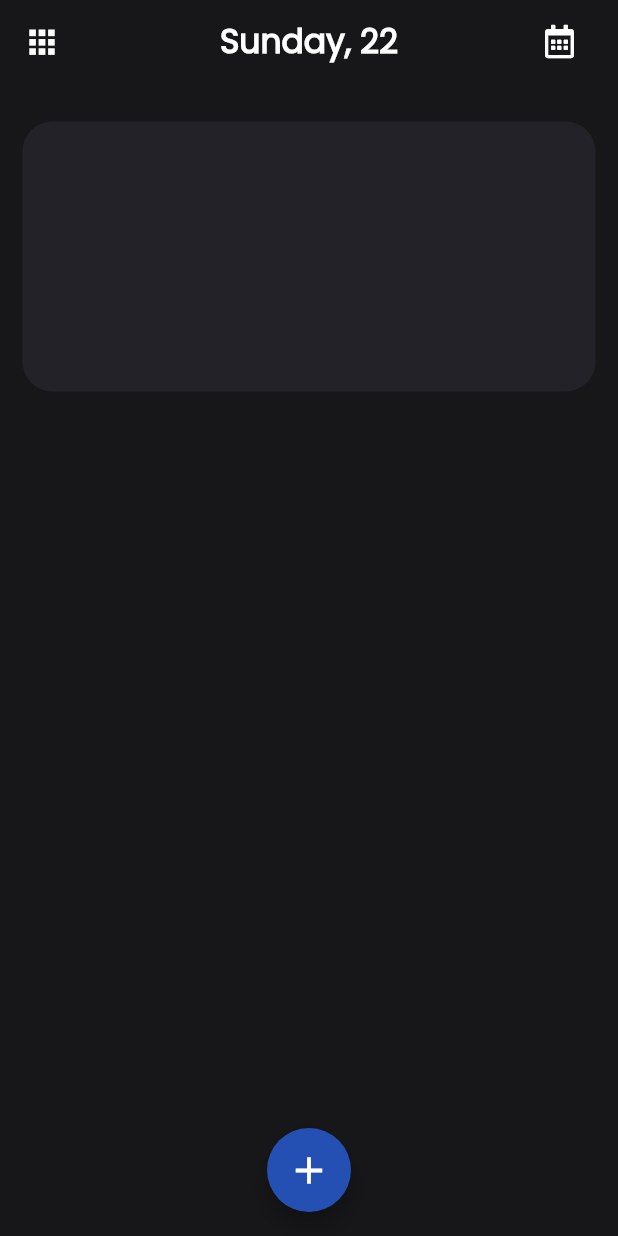
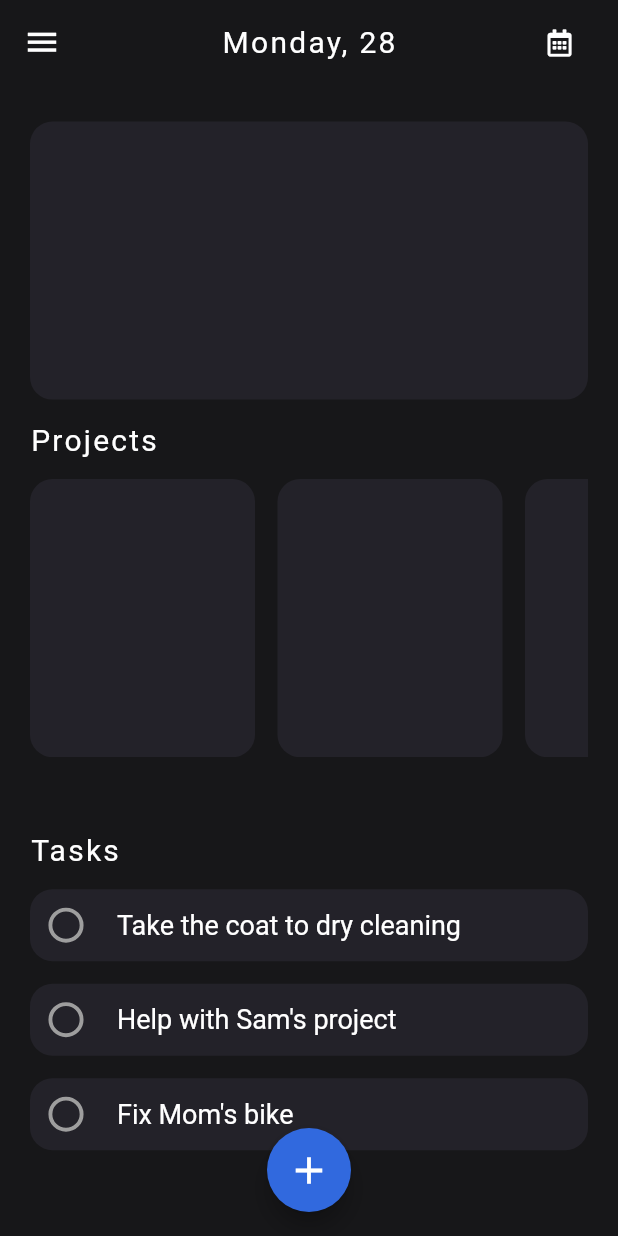
Before and after one commit to Nathaniel-Akubuo/task_manager, a Flutter app: the Home screen opened by its route, on a phone screen of 412 x 824 dp. Run offline on Flutter 3.47's test engine with Material 2 defaults, Android fonts, the phone set to English and light mode, and no system bars; our stand-ins replace firebase_auth, firebase_core, font_awesome_flutter, google_sign_in, shared_preferences, stacked and 1 more; accounts and stored records are empty; Roboto replaces fonts that are missing (Agipo).

Commit message:
initial commit

```diff
--- a/lib/constants/colors.dart
+++ b/lib/constants/colors.dart
@@ -1,8 +1,9 @@
 import 'package:flutter/material.dart';
 
-var orange = Color(0xffC8230F);
-var teal = Color(0xff1CBAC2);
-var blue = Color(0xff2350B2);
+var orange = Color(0xffF87247);
+var teal = Color(0xff64F1F4);
+var blue = Color(0xff3169DE);
 var darkBlue = Color(0xff0A1965);
 var grey = Color(0xff232229);
+var lighterGrey = Color(0xff4E4446);
 var backgroundColor = Color(0xff171719);
--- a/lib/constants/styles.dart
+++ b/lib/constants/styles.dart
@@ -1,6 +1,6 @@
 import 'package:flutter/material.dart';
 
-const kPadding = EdgeInsets.symmetric(horizontal: 15);
+const kPadding = EdgeInsets.symmetric(horizontal: 20);
 
 const kDoneTaskStyle = TextStyle(
     fontSize: 16,
@@ -14,11 +14,8 @@ const kPoppins = TextStyle(
     fontSize: 18,
     color: Colors.white);
 
-const kConsolas = TextStyle(
-    fontSize: 18,
-    fontWeight: FontWeight.bold,
-    fontFamily: 'Consolas',
-    color: Colors.white);
+const kAgipo =
+    TextStyle(fontSize: 18, fontFamily: 'Agipo', color: Colors.white);
 
 const kSegoe = TextStyle(
   fontWeight: FontWeight.bold,
@@ -26,3 +23,15 @@ const kSegoe = TextStyle(
   fontFamily: 'Segoe',
   color: Colors.white,
 );
+
+const kRoboto = TextStyle(
+    fontWeight: FontWeight.bold,
+    fontFamily: 'Roboto',
+    fontSize: 18,
+    color: Colors.white);
+
+const kSeconda = TextStyle(
+    fontWeight: FontWeight.bold,
+    fontFamily: 'Seconda',
+    fontSize: 18,
+    color: Colors.white);
--- a/lib/main.dart
+++ b/lib/main.dart
@@ -26,7 +26,8 @@ void main() async {
   isAuthenticated = preferences!.getBool('isAuthenticated');
   preferences!.setBool('isFirstRun', false);
   SystemChrome.setSystemUIOverlayStyle(SystemUiOverlayStyle(
-      statusBarColor: backgroundColor, statusBarIconBrightness: Brightness.light));
+      statusBarColor: backgroundColor,
+      statusBarIconBrightness: Brightness.light));
   runApp(MyApp());
 }
 
@@ -44,8 +45,9 @@ class MyApp extends StatelessWidget {
           navigatorKey: StackedService.navigatorKey,
           onGenerateRoute: StackedRouter().onGenerateRoute,
           theme: ThemeData(
+            scaffoldBackgroundColor: backgroundColor,
             canvasColor: backgroundColor,
-            unselectedWidgetColor: blue,
+            unselectedWidgetColor: Colors.grey,
             checkboxTheme: CheckboxThemeData(shape: CircleBorder()),
             appBarTheme: AppBarTheme(
               backgroundColor: Colors.transparent,
--- a/lib/ui/home/home.dart
+++ b/lib/ui/home/home.dart
@@ -6,12 +6,12 @@ import 'package:task_manager/constants/colors.dart';
 import 'package:task_manager/constants/styles.dart';
 import 'package:task_manager/constants/ui_helpers.dart';
 import 'package:task_manager/services/authentication.dart';
+import 'package:task_manager/widgets/project_bubble.dart';
+import 'package:task_manager/widgets/to_do_bubble.dart';
 
 import 'home_view_model.dart';
 
 class Home extends StatelessWidget {
-  final scaffoldKey = GlobalKey<ScaffoldState>();
-
   @override
   Widget build(BuildContext context) {
     var auth = Provider.of<Authentication>(context, listen: false);
@@ -19,7 +19,80 @@ class Home extends StatelessWidget {
     return ViewModelBuilder<HomeViewModel>.reactive(
         builder: (context, model, child) => SafeArea(
               child: Scaffold(
-                key: model.scaffoldKey,
+                appBar: AppBar(
+                  title: Text(
+                    'Monday, 28',
+                    style: kAgipo.copyWith(fontSize: 20, letterSpacing: 1.5),
+                  ),
+                  actions: [
+                    Center(
+                      child: IconButton(
+                          icon: Icon(FontAwesomeIcons.calendarAlt, size: 18),
+                          onPressed: () => auth.logout(context)),
+                    ),
+                    horizontalSpaceRegular
+                  ],
+                ),
+                drawer: Drawer(),
+                body: SingleChildScrollView(
+                  physics: BouncingScrollPhysics(),
+                  padding: kPadding,
+                  child: Column(
+                    crossAxisAlignment: CrossAxisAlignment.start,
+                    children: [
+                      verticalSpaceMedium,
+                      Container(
+                        height: _mediaQuery.height * 0.225,
+                        width: double.infinity,
+                        decoration: BoxDecoration(
+                            color: grey,
+                            borderRadius: BorderRadius.circular(15)),
+                      ),
+                      verticalSpaceRegular,
+                      Text('Projects',
+                          style: kAgipo.copyWith(
+                              fontSize: 20, letterSpacing: 1.5)),
+                      verticalSpaceRegular,
+                      Container(
+                        height: _mediaQuery.height * 0.225,
+                        child: ListView.builder(
+                          physics: BouncingScrollPhysics(),
+                          scrollDirection: Axis.horizontal,
+                          itemBuilder: (context, index) => ProjectBubble(),
+                          itemCount: 10,
+                        ),
+                      ),
+                      verticalSpaceLarge,
+                      Text('Tasks',
+                          style: kAgipo.copyWith(
+                              fontSize: 20, letterSpacing: 1.5)),
+                      verticalSpaceRegular,
+                      ToDoBubble(
+                          title: 'Take the coat to dry cleaning',
+                          onChecked: (v) {},
+                          onDismissed: (d) {},
+                          keyValue: 'keyValue',
+                          onTap: () {},
+                          isDone: false),
+                      ToDoBubble(
+                          title: "Help with Sam's project",
+                          onChecked: (v) {},
+                          onDismissed: (d) {},
+                          keyValue: 'keyValue',
+                          onTap: () {},
+                          isDone: false),
+                      ToDoBubble(
+                          title: "Fix Mom's bike",
+                          onChecked: (v) {},
+                          onDismissed: (d) {},
+                          keyValue: 'keyValue',
+                          onTap: () {},
+                          isDone: false),
+                      verticalSpaceLarge,
+                      verticalSpaceLarge,
+                    ],
+                  ),
+                ),
                 floatingActionButtonLocation:
                     FloatingActionButtonLocation.centerFloat,
                 floatingActionButton: FloatingActionButton(
@@ -27,42 +100,6 @@ class Home extends StatelessWidget {
                   backgroundColor: blue,
                   onPressed: () {},
                 ),
-                backgroundColor: backgroundColor,
-                drawer: Drawer(),
-                appBar: AppBar(
-                  leading: IconButton(
-                    icon: Icon(Icons.apps),
-                    onPressed: () => model.openDrawer(),
-                  ),
-                  title: Text(
-                    'Sunday, 22',
-                    style: kPoppins.copyWith(fontSize: 22),
-                  ),
-                  actions: [
-                    Center(
-                      child: IconButton(
-                          icon: Icon(FontAwesomeIcons.calendarAlt, size: 22),
-                          onPressed: () => auth.logout(context)),
-                    ),
-                    horizontalSpaceRegular
-                  ],
-                ),
-                body: SingleChildScrollView(
-                  physics: BouncingScrollPhysics(),
-                  padding: kPadding,
-                  child: Column(
-                    children: [
-                      verticalSpaceMedium,
-                      Container(
-                        height: 180,
-                        width: double.infinity,
-                        decoration: BoxDecoration(
-                            color: grey,
-                            borderRadius: BorderRadius.circular(20)),
-                      )
-                    ],
-                  ),
-                ),
               ),
             ),
         viewModelBuilder: () => HomeViewModel());
--- a/lib/ui/home/home_view_model.dart
+++ b/lib/ui/home/home_view_model.dart
@@ -1,9 +1,3 @@
-import 'package:flutter/cupertino.dart';
-import 'package:flutter/material.dart';
 import 'package:stacked/stacked.dart';
 
-class HomeViewModel extends BaseViewModel {
-  GlobalKey<ScaffoldState>? scaffoldKey = GlobalKey<ScaffoldState>();
-
-  openDrawer() => scaffoldKey?.currentState?.openDrawer();
-}
+class HomeViewModel extends BaseViewModel {}
--- /dev/null
+++ b/lib/widgets/project_bubble.dart
@@ -0,0 +1,18 @@
+import 'package:flutter/material.dart';
+import 'package:task_manager/constants/colors.dart';
+
+class ProjectBubble extends StatelessWidget {
+  @override
+  Widget build(BuildContext context) {
+    final _mediaQuery = MediaQuery.of(context).size;
+    return Padding(
+      padding: EdgeInsets.only(right: 15),
+      child: Container(
+        height: _mediaQuery.height * 0.225,
+        width: 150,
+        decoration:
+            BoxDecoration(color: grey, borderRadius: BorderRadius.circular(15)),
+      ),
+    );
+  }
+}
--- a/lib/widgets/to_do_bubble.dart
+++ b/lib/widgets/to_do_bubble.dart
@@ -22,43 +22,35 @@ class ToDoBubble extends StatelessWidget {
 
   @override
   Widget build(BuildContext context) {
-    final theme = Theme.of(context);
     return GestureDetector(
       onTap: onTap,
       child: Dismissible(
         key: Key(keyValue),
         background: Container(
-          color: theme.primaryColor,
+          color: backgroundColor,
         ),
         child: Padding(
-          padding: const EdgeInsets.only(bottom: 10),
-          child: Card(
-            elevation: 2,
-            shape:
-                RoundedRectangleBorder(borderRadius: BorderRadius.circular(15)),
+          padding: const EdgeInsets.only(bottom: 15),
           child: Container(
             width: double.infinity,
             decoration: BoxDecoration(
-                  color: grey,
-                  borderRadius: BorderRadius.all(Radius.circular(15))),
+                color: grey, borderRadius: BorderRadius.circular(15)),
             child: Row(
               children: [
-                  Checkbox(
+                Transform.scale(
+                  scale: 1.3,
+                  child: Checkbox(
                       activeColor: Colors.grey,
-                      shape: CircleBorder(side: BorderSide(color: blue)),
                       value: isChecked,
                       onChanged: onChecked),
+                ),
                 Expanded(
                   child: Padding(
-                      padding: const EdgeInsets.all(5),
-                      child: Text(title,
-                          style: isDone
-                              ? kDoneTaskStyle
-                              : theme.textTheme.subtitle2),
+                    padding: const EdgeInsets.all(10),
+                    child: Text(title, style: isDone ? kDoneTaskStyle : kAgipo),
                   ),
                 )
               ],
-              ),
             ),
           ),
         ),
```
Also changed, not shown: pubspec.yaml (+6 -2 lines), fonts/Seconda.ttf (added). Lines whose indentation alone changed are shown as unchanged.
